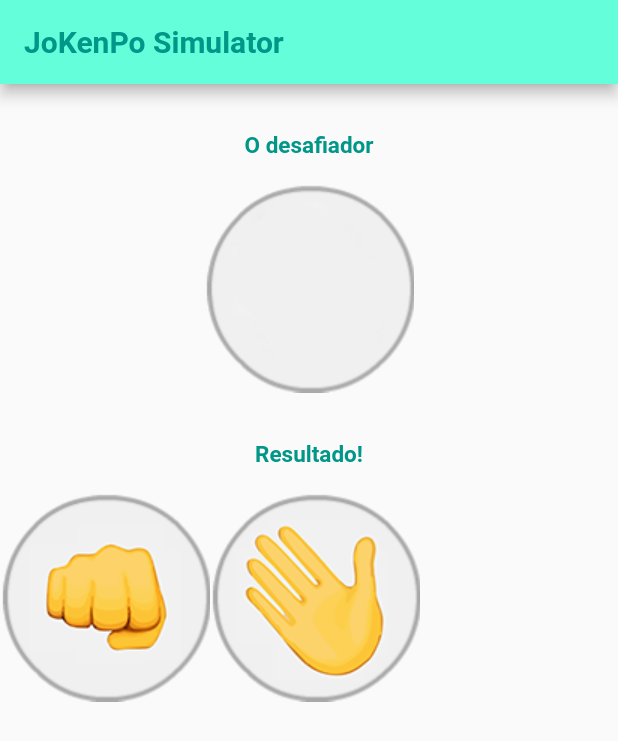
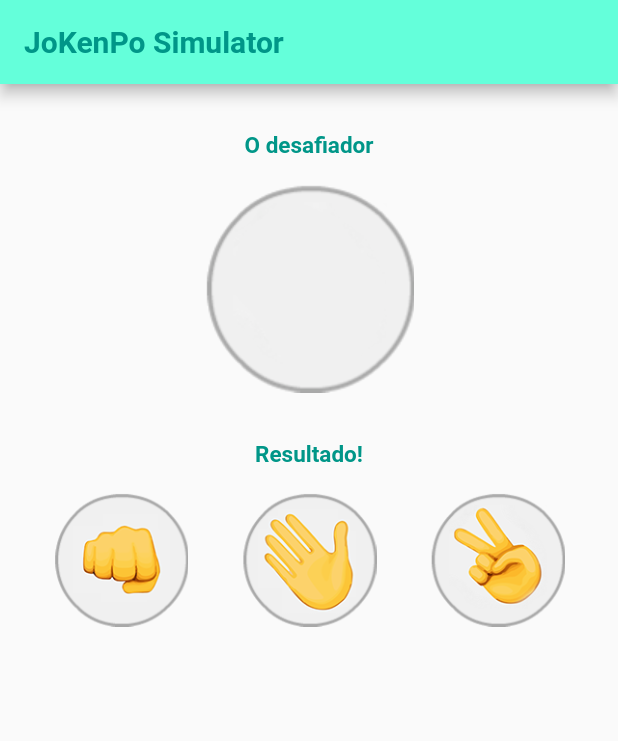
Before and after one commit to GuiQRSM/JoKenPo-Simulator, a Flutter app: the screen it shows after launch, on a phone screen of 412 x 824 dp. Shown: the top 741 px of the screen. Run offline on Flutter 3.47's test engine with Material 2 defaults, Android fonts, the phone set to English and light mode, and no system bars.

Commit message:
Completes implementation of image files and formats their size and alignment.

```diff
--- a/lib/GameJKP.dart
+++ b/lib/GameJKP.dart
@@ -55,14 +55,20 @@ class _GamejkpState extends State<Gamejkp> {
               ),
             ),
              Row(
+               mainAxisAlignment: MainAxisAlignment.spaceEvenly,
               children: <Widget>[
                 Image.asset(
                   "images/pedra.png",
+                  height: 90,
                 ),
                 Image.asset(
                   "images/papel.png",
+                  height: 90,
                 ),
-                //Image.asset(),
+                Image.asset(
+                  "images/tesoura.png",
+                  height: 90,
+                ),
               ],
             )
           ],
```
